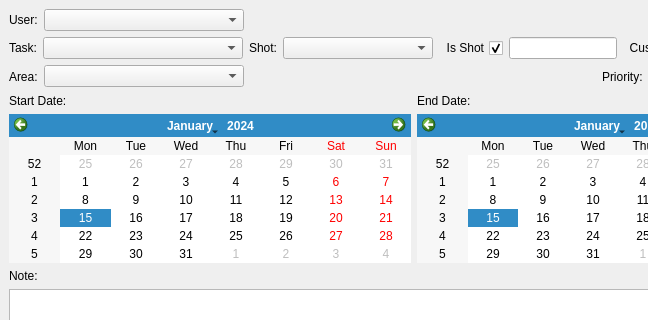
This is pipe/task/newTask.ui in skarone/PipeL as Qt 5 draws it before an edit; both pictures show x 0 to 648 and y 0 to 320 of the 827 by 468 pixel window. The edited form follows.
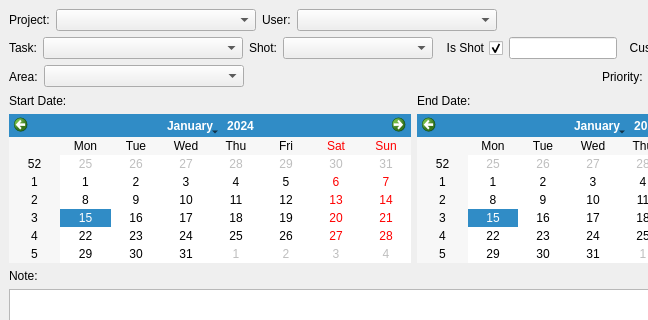
This is the edited form.

Commit message: added All to se all project tasks :)

```diff
--- a/pipe/task/newTask.ui
+++ b/pipe/task/newTask.ui
@@ -17,6 +17,23 @@
    <layout class="QVBoxLayout" name="verticalLayout_4">
     <item>
      <layout class="QHBoxLayout" name="horizontalLayout">
+      <item>
+       <widget class="QLabel" name="label_6">
+        <property name="text">
+         <string>Project:</string>
+        </property>
+       </widget>
+      </item>
+      <item>
+       <widget class="QComboBox" name="projects_cmb">
+        <property name="minimumSize">
+         <size>
+          <width>200</width>
+          <height>0</height>
+         </size>
+        </property>
+       </widget>
+      </item>
       <item>
        <widget class="QLabel" name="label_3">
         <property name="text">
```
The commit also changes 5 other files.
